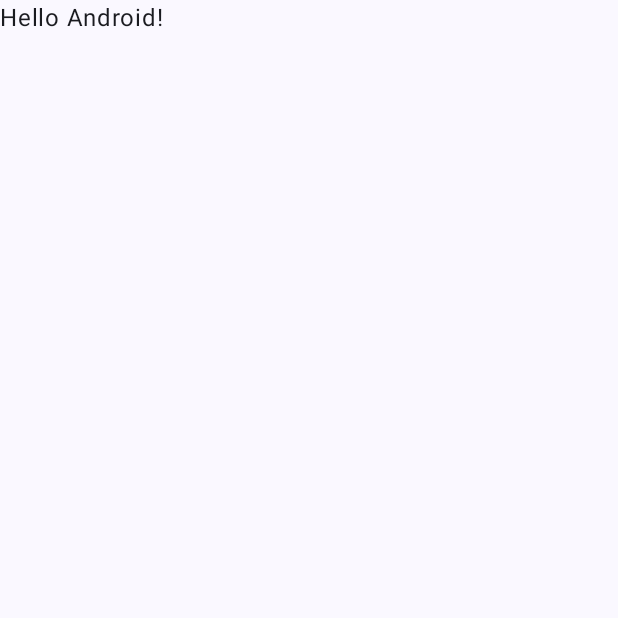
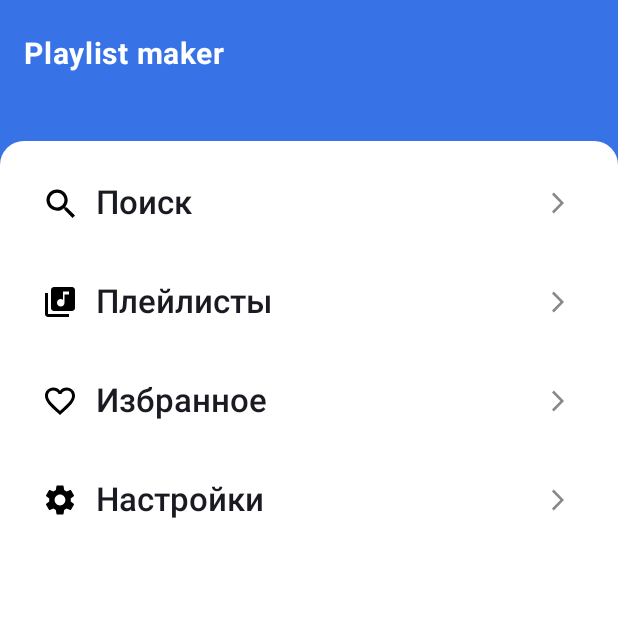
Before and after one commit to Gifanaq/playlist-maker-android-KashapovVladislav, an Android app built with Jetpack Compose: the screen it shows after launch (MainActivity), on a phone screen of 412 x 824 dp, the top half of it. Before the commit the part shown is almost empty. Run offline under Robolectric (Android 15) with nearby library versions, the phone set to English and light mode, and no system bars.

Commit message:
feat: added main screen, search screen, settings screen docs: added checklist, updated Readme.md

```diff
--- a/app/build.gradle.kts
+++ b/app/build.gradle.kts
@@ -20,6 +20,7 @@ android {
         testInstrumentationRunner = "androidx.test.runner.AndroidJUnitRunner"
     }
 
+
     buildTypes {
         release {
             isMinifyEnabled = false
@@ -29,6 +30,7 @@ android {
             )
         }
     }
+
     compileOptions {
         sourceCompatibility = JavaVersion.VERSION_11
         targetCompatibility = JavaVersion.VERSION_11
--- a/app/src/main/java/com/example/myapplication/MainActivity.kt
+++ b/app/src/main/java/com/example/myapplication/MainActivity.kt
@@ -1,47 +1,180 @@
 package com.example.myapplication
 
+import android.content.Intent
 import android.os.Bundle
+import android.widget.Toast
 import androidx.activity.ComponentActivity
 import androidx.activity.compose.setContent
-import androidx.activity.enableEdgeToEdge
-import androidx.compose.foundation.layout.fillMaxSize
-import androidx.compose.foundation.layout.padding
-import androidx.compose.material3.Scaffold
-import androidx.compose.material3.Text
+import androidx.compose.foundation.background
+import androidx.compose.foundation.layout.*
+import androidx.compose.foundation.lazy.LazyColumn
+import androidx.compose.foundation.lazy.items
+import androidx.compose.foundation.shape.RoundedCornerShape
+import androidx.compose.material3.*
 import androidx.compose.runtime.Composable
+import androidx.compose.ui.Alignment
 import androidx.compose.ui.Modifier
+import androidx.compose.ui.graphics.Color
+import androidx.compose.ui.platform.LocalContext
+import androidx.compose.ui.res.painterResource
+import androidx.compose.ui.text.TextStyle
+import androidx.compose.ui.text.font.FontWeight
 import androidx.compose.ui.tooling.preview.Preview
-import com.example.myapplication.ui.theme.MyApplicationTheme
+import androidx.compose.ui.unit.dp
+import androidx.compose.ui.unit.sp
+import androidx.core.view.WindowCompat
 
 class MainActivity : ComponentActivity() {
     override fun onCreate(savedInstanceState: Bundle?) {
         super.onCreate(savedInstanceState)
-        enableEdgeToEdge()
+
+        WindowCompat.setDecorFitsSystemWindows(window, false)
+
         setContent {
-            MyApplicationTheme {
-                Scaffold(modifier = Modifier.fillMaxSize()) { innerPadding ->
-                    Greeting(
-                        name = "Android",
-                        modifier = Modifier.padding(innerPadding)
+            MaterialTheme {
+                PlaylistMakerScreen()
+            }
+        }
+    }
+}
+
+@Composable
+fun PlaylistMakerScreen() {
+    val context = LocalContext.current
+    val menuItems = listOf(
+        MenuItem("Поиск", R.drawable.ic_search),
+        MenuItem("Плейлисты", R.drawable.ic_playlist),
+        MenuItem("Избранное", R.drawable.ic_favorite),
+        MenuItem("Настройки", R.drawable.ic_settings)
+    )
+
+    val blueColor = Color(0xFF3772E7)
+    val whiteColor = Color.White
+    val textColor = Color(0xFF1A1B22)
+
+    Box(
+        modifier = Modifier
+            .fillMaxSize()
+            .background(blueColor)
+    ) {
+        Text(
+            text = "Playlist maker",
+            color = whiteColor,
+            fontSize = 20.sp,
+            fontWeight = FontWeight.Bold,
+            modifier = Modifier
+                .align(Alignment.TopStart)
+                .padding(top = 24.dp, start = 16.dp)
+        )
+        Surface(
+            modifier = Modifier
+                .fillMaxWidth()
+                .height(730.dp)
+                .align(Alignment.BottomStart),
+            color = whiteColor,
+            shape = RoundedCornerShape(
+                topStart = 16.dp,
+                topEnd = 16.dp
+            )
+        ) {
+            Column(
+                modifier = Modifier
+                    .fillMaxSize()
+                    .padding(
+                        top = 8.dp,
+                        start = 16.dp,
+                        end = 16.dp
                     )
+            ) {
+                LazyColumn(
+                    modifier = Modifier.fillMaxSize()
+                ) {
+                    items(menuItems) { item ->
+                        Surface(
+                            modifier = Modifier
+                                .fillMaxWidth()
+                                .height(66.dp),
+                            color = whiteColor,
+                            onClick = {
+                                when (item.title) {
+                                    "Поиск" -> {
+                                        val intent = Intent(context, SearchActivity::class.java)
+                                        context.startActivity(intent)
+                                    }
+                                    "Плейлисты" -> {
+                                        Toast.makeText(
+                                            context,
+                                            "Нажата кнопка \"${item.title}\"",
+                                            Toast.LENGTH_SHORT
+                                        ).show()
+                                    }
+                                    "Избранное" -> {
+                                        Toast.makeText(
+                                            context,
+                                            "Нажата кнопка \"${item.title}\"",
+                                            Toast.LENGTH_SHORT
+                                        ).show()
+                                    }
+                                    "Настройки" -> {
+                                        val intent = Intent(context, SettingsActivity::class.java)
+                                        context.startActivity(intent)
+                                    }
+                                }
+                            }
+                        ) {
+                            Row(
+                                modifier = Modifier
+                                    .fillMaxSize()
+                                    .padding(
+                                        top = 18.dp,
+                                        bottom = 18.dp,
+                                        start = 12.dp,
+                                        end = 12.dp
+                                    ),
+                                verticalAlignment = Alignment.CenterVertically
+                            ) {
+                                Icon(
+                                    painter = painterResource(id = item.iconRes),
+                                    contentDescription = item.title,
+                                    modifier = Modifier.size(24.dp),
+                                    tint = Color.Black
+                                )
+                                Spacer(modifier = Modifier.width(12.dp))
+                                Text(
+                                    text = item.title,
+                                    style = TextStyle(
+                                        fontSize = 22.sp,
+                                        fontWeight = FontWeight.Medium,
+                                        color = textColor,
+                                        lineHeight = 22.sp
+                                    ),
+                                    modifier = Modifier.weight(1f)
+                                )
+
+                                Icon(
+                                    painter = painterResource(id = R.drawable.ic_arrow),
+                                    contentDescription = "Стрелка",
+                                    modifier = Modifier.size(24.dp),
+                                    tint = Color.Gray
+                                )
+                            }
+                        }
+                    }
                 }
             }
         }
     }
 }
 
+data class MenuItem(
+    val title: String,
+    val iconRes: Int
+)
+
+@Preview(showBackground = true, widthDp = 360, heightDp = 800)
 @Composable
-fun Greeting(name: String, modifier: Modifier = Modifier) {
-    Text(
-        text = "Hello $name!",
-        modifier = modifier
-    )
-}
-
-@Preview(showBackground = true)
-@Composable
-fun GreetingPreview() {
-    MyApplicationTheme {
-        Greeting("Android")
+fun PreviewPlaylistMakerScreen() {
+    MaterialTheme {
+        PlaylistMakerScreen()
     }
 }
--- /dev/null
+++ b/app/src/main/res/drawable/ic_arrow.xml
@@ -0,0 +1,9 @@
+<vector xmlns:android="http://schemas.android.com/apk/res/android"
+    android:width="24dp"
+    android:height="24dp"
+    android:viewportWidth="24"
+    android:viewportHeight="24">
+  <path
+      android:pathData="M8,17.749L9.213,19L16,12L9.213,5L8,6.252L13.573,12L8,17.749Z"
+      android:fillColor="#AEAFB4"/>
+</vector>
--- /dev/null
+++ b/app/src/main/res/drawable/ic_favorite.xml
@@ -0,0 +1,9 @@
+<vector xmlns:android="http://schemas.android.com/apk/res/android"
+    android:width="24dp"
+    android:height="24dp"
+    android:viewportWidth="24"
+    android:viewportHeight="24">
+  <path
+      android:pathData="M16.5,3C14.76,3 13.09,3.81 12,5.09C10.91,3.81 9.24,3 7.5,3C4.42,3 2,5.42 2,8.5C2,12.28 5.4,15.36 10.55,20.04L12,21.35L13.45,20.03C18.6,15.36 22,12.28 22,8.5C22,5.42 19.58,3 16.5,3ZM12.1,18.55L12,18.65L11.9,18.55C7.14,14.24 4,11.39 4,8.5C4,6.5 5.5,5 7.5,5C9.04,5 10.54,5.99 11.07,7.36H12.94C13.46,5.99 14.96,5 16.5,5C18.5,5 20,6.5 20,8.5C20,11.39 16.86,14.24 12.1,18.55Z"
+      android:fillColor="#1A1B22"/>
+</vector>
--- /dev/null
+++ b/app/src/main/res/drawable/ic_playlist.xml
@@ -0,0 +1,9 @@
+<vector xmlns:android="http://schemas.android.com/apk/res/android"
+    android:width="24dp"
+    android:height="24dp"
+    android:viewportWidth="24"
+    android:viewportHeight="24">
+  <path
+      android:pathData="M20,2H8C6.9,2 6,2.9 6,4V16C6,17.1 6.9,18 8,18H20C21.1,18 22,17.1 22,16V4C22,2.9 21.1,2 20,2ZM18,7H15V12.5C15,13.88 13.88,15 12.5,15C11.12,15 10,13.88 10,12.5C10,11.12 11.12,10 12.5,10C13.07,10 13.58,10.19 14,10.51V5H18V7ZM4,6H2V20C2,21.1 2.9,22 4,22H18V20H4V6Z"
+      android:fillColor="#1A1B22"/>
+</vector>
--- /dev/null
+++ b/app/src/main/res/drawable/ic_search.xml
@@ -0,0 +1,9 @@
+<vector xmlns:android="http://schemas.android.com/apk/res/android"
+    android:width="24dp"
+    android:height="24dp"
+    android:viewportWidth="24"
+    android:viewportHeight="24">
+  <path
+      android:pathData="M16.579,14.95H15.721L15.417,14.656C16.481,13.418 17.122,11.81 17.122,10.061C17.122,6.161 13.961,3 10.061,3C6.161,3 3,6.161 3,10.061C3,13.961 6.161,17.122 10.061,17.122C11.81,17.122 13.418,16.481 14.656,15.417L14.95,15.721V16.579L20.381,22L22,20.381L16.579,14.95ZM10.061,14.95C7.356,14.95 5.173,12.766 5.173,10.061C5.173,7.356 7.356,5.173 10.061,5.173C12.766,5.173 14.95,7.356 14.95,10.061C14.95,12.766 12.766,14.95 10.061,14.95Z"
+      android:fillColor="#1A1B22"/>
+</vector>
--- /dev/null
+++ b/app/src/main/res/drawable/ic_settings.xml
@@ -0,0 +1,9 @@
+<vector xmlns:android="http://schemas.android.com/apk/res/android"
+    android:width="24dp"
+    android:height="24dp"
+    android:viewportWidth="24"
+    android:viewportHeight="24">
+  <path
+      android:pathData="M19.14,12.94C19.18,12.64 19.2,12.33 19.2,12C19.2,11.68 19.18,11.36 19.13,11.06L21.16,9.48C21.34,9.34 21.39,9.07 21.28,8.87L19.36,5.55C19.24,5.33 18.99,5.26 18.77,5.33L16.38,6.29C15.88,5.91 15.35,5.59 14.76,5.35L14.4,2.81C14.36,2.57 14.16,2.4 13.92,2.4H10.08C9.84,2.4 9.65,2.57 9.61,2.81L9.25,5.35C8.66,5.59 8.12,5.92 7.63,6.29L5.24,5.33C5.02,5.25 4.77,5.33 4.65,5.55L2.74,8.87C2.62,9.08 2.66,9.34 2.86,9.48L4.89,11.06C4.84,11.36 4.8,11.69 4.8,12C4.8,12.31 4.82,12.64 4.87,12.94L2.84,14.52C2.66,14.66 2.61,14.93 2.72,15.13L4.64,18.45C4.76,18.67 5.01,18.74 5.23,18.67L7.62,17.71C8.12,18.09 8.65,18.41 9.24,18.65L9.6,21.19C9.65,21.43 9.84,21.6 10.08,21.6H13.92C14.16,21.6 14.36,21.43 14.39,21.19L14.75,18.65C15.34,18.41 15.88,18.09 16.37,17.71L18.76,18.67C18.98,18.75 19.23,18.67 19.35,18.45L21.27,15.13C21.39,14.91 21.34,14.66 21.15,14.52L19.14,12.94ZM12,15.6C10.02,15.6 8.4,13.98 8.4,12C8.4,10.02 10.02,8.4 12,8.4C13.98,8.4 15.6,10.02 15.6,12C15.6,13.98 13.98,15.6 12,15.6Z"
+      android:fillColor="#1A1B22"/>
+</vector>
--- a/app/src/main/res/values/strings.xml
+++ b/app/src/main/res/values/strings.xml
@@ -1,3 +1,5 @@
 <resources>
     <string name="app_name">My Application</string>
+    <string name="title_activity_search">SearchActivity</string>
+    <string name="title_activity_settings">SettingsActivity</string>
 </resources>
--- a/build.gradle.kts
+++ b/build.gradle.kts
@@ -2,5 +2,4 @@
 plugins {
     alias(libs.plugins.android.application) apply false
     alias(libs.plugins.kotlin.android) apply false
-    alias(libs.plugins.kotlin.compose) apply false
 }
--- a/settings.gradle.kts
+++ b/settings.gradle.kts
@@ -19,5 +19,5 @@ dependencyResolutionManagement {
     }
 }
 
-rootProject.name = "My Application"
+rootProject.name = "PlaylistMaker"
 include(":app")
```
Also changed, not shown: app/src/main/AndroidManifest.xml (+14 -6 lines), app/src/main/java/com/example/myapplication/SearchActivity.kt (added, +38 -0 lines), app/src/main/java/com/example/myapplication/SettingsActivity.kt (added, +38 -0 lines), 2 other files.
